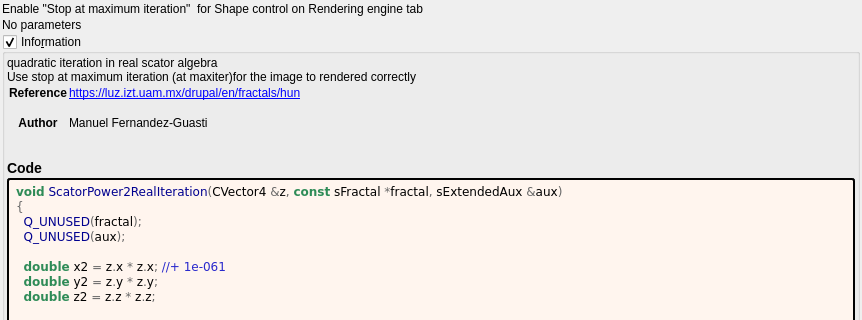
This is mandelbulber2/formula/ui/scator_power2_real.ui in buddhi1980/mandelbulber2 as Qt 5 draws it before an edit; both pictures show x 0 to 862 and y 0 to 320 of the 862 by 692 pixel window. The edited form follows.
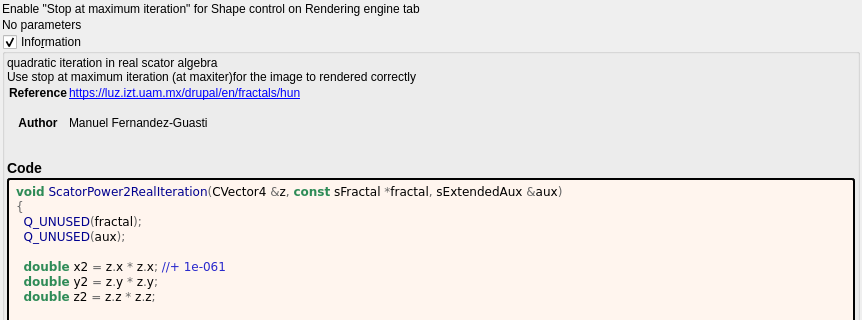
This is the edited form. Custom widgets are drawn as their Qt base class.

Patch:
```diff
--- a/mandelbulber2/formula/ui/scator_power2_real.ui
+++ b/mandelbulber2/formula/ui/scator_power2_real.ui
@@ -32,7 +32,7 @@
    <item>
     <widget class="QLabel" name="label_2">
      <property name="text">
-      <string>Enable &quot;Stop at maximum iteration&quot;  for Shape control on Rendering engine tab</string>
+      <string>Enable &quot;Stop at maximum iteration&quot; for Shape control on Rendering engine tab</string>
      </property>
     </widget>
    </item>
```
Left out of the diff: 4 changed lines with no effect on the pictures.
